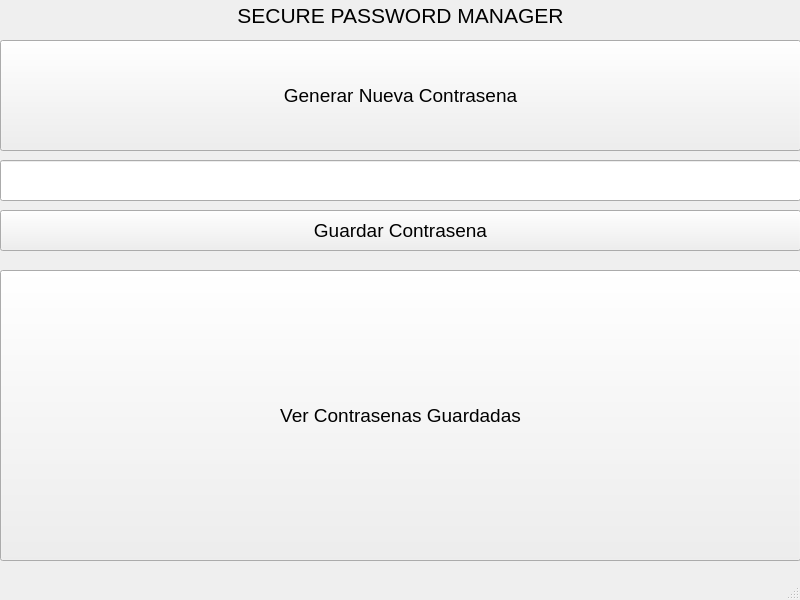
Puchungu/Proyecto-Final---PrograIII, file UI.ui: the form before one commit.
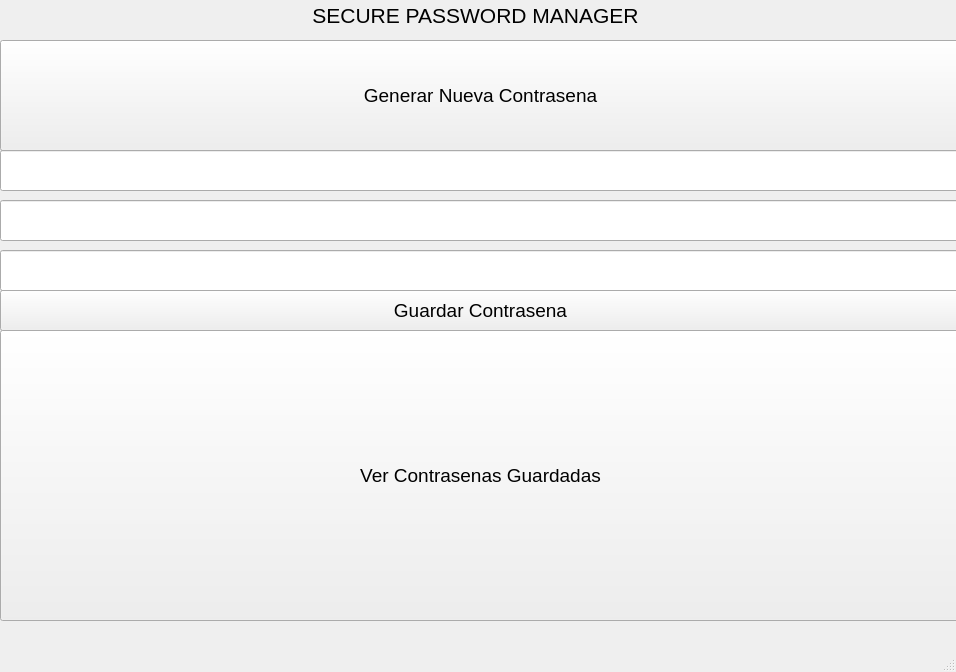
The form after the commit.

```diff
--- a/UI.ui
+++ b/UI.ui
@@ -6,8 +6,8 @@
    <rect>
     <x>0</x>
     <y>0</y>
-    <width>800</width>
-    <height>600</height>
+    <width>956</width>
+    <height>672</height>
    </rect>
   </property>
   <property name="windowTitle">
@@ -19,7 +19,7 @@
      <rect>
       <x>0</x>
       <y>40</y>
-      <width>801</width>
+      <width>961</width>
       <height>111</height>
      </rect>
     </property>
@@ -51,8 +51,8 @@
     <property name="geometry">
      <rect>
       <x>0</x>
-      <y>160</y>
-      <width>801</width>
+      <y>150</y>
+      <width>961</width>
       <height>41</height>
      </rect>
     </property>
@@ -69,8 +69,8 @@
     <property name="geometry">
      <rect>
       <x>0</x>
-      <y>270</y>
-      <width>801</width>
+      <y>330</y>
+      <width>961</width>
       <height>291</height>
      </rect>
     </property>
@@ -102,8 +102,8 @@
     <property name="geometry">
      <rect>
       <x>0</x>
-      <y>210</y>
-      <width>801</width>
+      <y>290</y>
+      <width>961</width>
       <height>41</height>
      </rect>
     </property>
@@ -136,7 +136,7 @@
      <rect>
       <x>0</x>
       <y>0</y>
-      <width>801</width>
+      <width>951</width>
       <height>31</height>
      </rect>
     </property>
@@ -155,7 +155,43 @@
      <bool>false</bool>
     </property>
     <property name="alignment">
-     <set>Qt::AlignCenter</set>
+     <set>Qt::AlignmentFlag::AlignCenter</set>
+    </property>
+   </widget>
+   <widget class="QLineEdit" name="lineEdit_2">
+    <property name="geometry">
+     <rect>
+      <x>0</x>
+      <y>200</y>
+      <width>961</width>
+      <height>41</height>
+     </rect>
+    </property>
+    <property name="font">
+     <font>
+      <pointsize>14</pointsize>
+     </font>
+    </property>
+    <property name="alignment">
+     <set>Qt::AlignmentFlag::AlignCenter</set>
+    </property>
+   </widget>
+   <widget class="QLineEdit" name="lineEdit_3">
+    <property name="geometry">
+     <rect>
+      <x>0</x>
+      <y>250</y>
+      <width>961</width>
+      <height>41</height>
+     </rect>
+    </property>
+    <property name="font">
+     <font>
+      <pointsize>14</pointsize>
+     </font>
+    </property>
+    <property name="alignment">
+     <set>Qt::AlignmentFlag::AlignCenter</set>
     </property>
    </widget>
   </widget>
```
Left out of the diff: 8 changed lines with no effect on the pictures.
